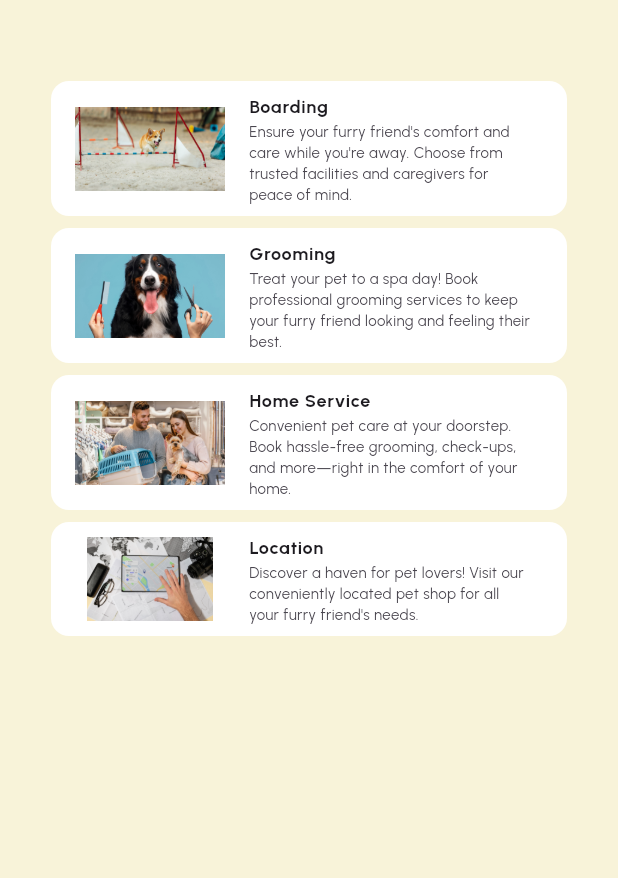
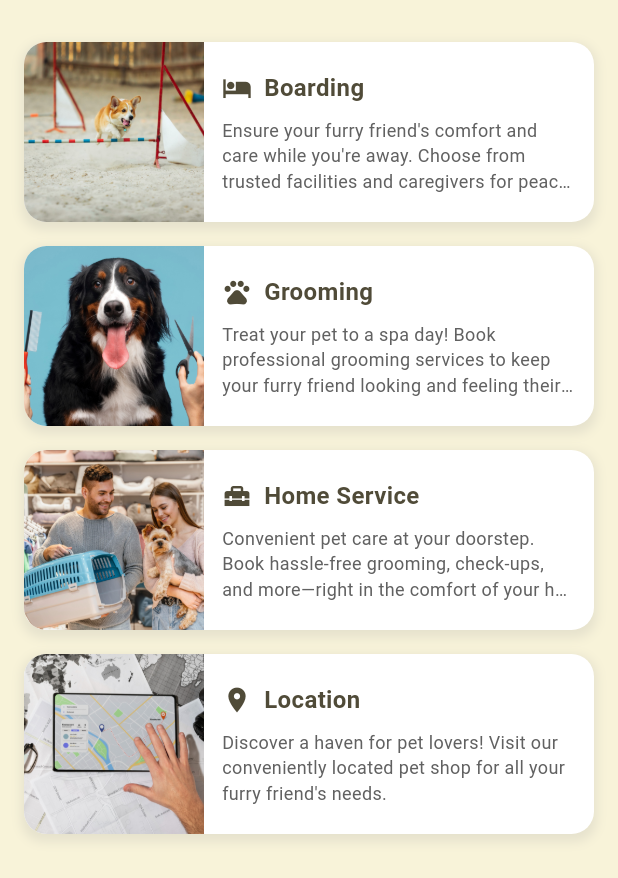
Before and after one commit to kloyaa/furcare_mobile, a Flutter app: the CustomerTabDashboard screen opened directly, on a phone screen of 412 x 824 dp. Shown: the top 878 px of the screen. Run offline on Flutter 3.47's test engine with Material 3 defaults, Android fonts, the light colour scheme and no system bars; our stand-ins replace dio, extended_masked_text, flutter_animate, flutter_staggered_animations, google_fonts, ionicons and 2 more; missing offline and left inert: maps_launcher; accounts and stored records are empty; network calls fail.

Commit message:
fix(screens): add ui animations

```diff
--- a/lib/main.dart
+++ b/lib/main.dart
@@ -9,6 +9,7 @@ import 'package:furcare_app/screens/customer/create_profile/create_new_pet.dart'
 import 'package:furcare_app/screens/customer/create_profile/create_pet_profile.dart';
 import 'package:furcare_app/screens/customer/create_profile/create_profile_1.dart';
 import 'package:furcare_app/screens/customer/create_profile/create_profile_2.dart';
+import 'package:furcare_app/screens/customer/customer_activity_log.dart';
 import 'package:furcare_app/screens/customer/customer_main.dart';
 import 'package:furcare_app/screens/customer/edit/edit_owner_profile.dart';
 import 'package:furcare_app/screens/customer/edit/edit_profile_step_1.dart';
@@ -48,6 +49,7 @@ class MyApp extends StatelessWidget {
           '/': (context) => const CustomerLogin(),
           // '/': (context) => const StaffLogin(),
           '/branches': (context) => const BranchesList(),
+          '/c/activity': (context) => const CustomerActivityLog(),
           '/c/main': (context) => const CustomerMain(),
           '/c/register': (context) => const CustomerRegister(),
           '/c/edit/profile/1': (context) => const EditProfileStep1(),
--- a/lib/screens/customer/tabs/dashboard.dart
+++ b/lib/screens/customer/tabs/dashboard.dart
@@ -1,4 +1,5 @@
 import 'package:flutter/material.dart';
+import 'package:flutter_staggered_animations/flutter_staggered_animations.dart';
 import 'package:furcare_app/utils/const/colors.dart';
 import 'package:google_fonts/google_fonts.dart';
 import 'package:maps_launcher/maps_launcher.dart';
@@ -11,142 +12,162 @@ class CustomerTabDashboard extends StatefulWidget {
 }
 
 class _CustomerTabDashboardState extends State<CustomerTabDashboard> {
+  // Dashboard service items
+  final List<Map<String, dynamic>> _serviceItems = [
+    {
+      'title': 'Boarding',
+      'subtitle':
+          "Ensure your furry friend's comfort and care while you're away. Choose from trusted facilities and caregivers for peace of mind.",
+      'image': 'assets/img_3.jpg',
+      'route': '/book/boarding',
+      'icon': Icons.hotel,
+    },
+    {
+      'title': 'Grooming',
+      'subtitle':
+          "Treat your pet to a spa day! Book professional grooming services to keep your furry friend looking and feeling their best.",
+      'image': 'assets/img_2.jpg',
+      'route': '/book/grooming',
+      'icon': Icons.pets,
+    },
+    {
+      'title': 'Home Service',
+      'subtitle':
+          "Convenient pet care at your doorstep. Book hassle-free grooming, check-ups, and more—right in the comfort of your home.",
+      'image': 'assets/img_4.jpg',
+      'route': '/book/transit',
+      'icon': Icons.home_repair_service,
+    },
+    {
+      'title': 'Location',
+      'subtitle':
+          "Discover a haven for pet lovers! Visit our conveniently located pet shop for all your furry friend's needs.",
+      'image': 'assets/img_1.jpg',
+      'action':
+          () => MapsLauncher.launchCoordinates(
+            8.475595321127928,
+            124.66306220357012,
+            'Furcare',
+          ),
+      'icon': Icons.location_on,
+    },
+  ];
+
   @override
   Widget build(BuildContext context) {
     return Scaffold(
       backgroundColor: AppColors.secondary,
-      body: Container(
-        margin: const EdgeInsets.symmetric(horizontal: 30.0, vertical: 50.0),
-        child: ListView(
+      body: SafeArea(
+        child: Column(
+          crossAxisAlignment: CrossAxisAlignment.start,
           children: [
-            GestureDetector(
-              onTap: () {
-                Navigator.pushNamed(context, '/book/boarding');
-              },
-              child: Card(
-                elevation: 0,
-                color: Colors.white,
-                child: ListTile(
-                  leading: Image.asset(
-                    'assets/img_3.jpg',
-                    width: 100,
-                    height: 100,
-                    fit: BoxFit.cover,
-                  ),
-                  title: Text(
-                    'Boarding',
-                    style: GoogleFonts.urbanist(
-                      fontSize: 12.0,
-                      fontWeight: FontWeight.bold,
-                    ),
-                  ),
-                  subtitle: Text(
-                    "Ensure your furry friend's comfort and care while you're away. Choose from trusted facilities and caregivers for peace of mind.",
-                    style: GoogleFonts.urbanist(
-                      fontSize: 10.0,
-                      fontWeight: FontWeight.w400,
-                    ),
-                  ),
-                  // Add any other content you want here
+            SizedBox(height: 20.0),
+            Expanded(
+              child: AnimationLimiter(
+                child: ListView.builder(
+                  padding: const EdgeInsets.symmetric(horizontal: 16.0),
+                  itemCount: _serviceItems.length,
+                  itemBuilder: (BuildContext context, int index) {
+                    return AnimationConfiguration.staggeredList(
+                      position: index,
+                      duration: const Duration(milliseconds: 500),
+                      child: SlideAnimation(
+                        verticalOffset: 50.0,
+                        child: FadeInAnimation(
+                          child: _buildServiceCard(
+                            context,
+                            _serviceItems[index],
                           ),
                         ),
                       ),
-            GestureDetector(
-              onTap: () {
-                Navigator.pushNamed(context, '/book/grooming');
+                    );
                   },
-              child: Card(
-                elevation: 0,
-                color: Colors.white,
-                child: ListTile(
-                  leading: Image.asset(
-                    'assets/img_2.jpg',
-                    width: 100,
-                    height: 100,
-                    fit: BoxFit.cover,
-                  ),
-                  title: Text(
-                    'Grooming',
-                    style: GoogleFonts.urbanist(
-                      fontSize: 12.0,
-                      fontWeight: FontWeight.bold,
-                    ),
-                  ),
-                  subtitle: Text(
-                    "Treat your pet to a spa day! Book professional grooming services to keep your furry friend looking and feeling their best.",
-                    style: GoogleFonts.urbanist(
-                      fontSize: 10.0,
-                      fontWeight: FontWeight.w400,
-                    ),
-                  ),
-                  // Add any other content you want here
                 ),
               ),
             ),
-            GestureDetector(
+          ],
+        ),
+      ),
+    );
+  }
+
+  Widget _buildServiceCard(BuildContext context, Map<String, dynamic> service) {
+    return GestureDetector(
       onTap: () {
-                Navigator.pushNamed(context, '/book/transit');
+        // Check if there's a specific route or action
+        if (service['route'] != null) {
+          Navigator.pushNamed(context, service['route']);
+        } else if (service['action'] != null) {
+          service['action']();
+        }
       },
-              child: Card(
-                elevation: 0,
+      child: Container(
+        margin: const EdgeInsets.symmetric(vertical: 8.0),
+        decoration: BoxDecoration(
           color: Colors.white,
-                child: ListTile(
-                  leading: Image.asset(
-                    'assets/img_4.jpg',
-                    width: 100,
-                    height: 100,
+          borderRadius: BorderRadius.circular(15.0),
+          boxShadow: [
+            BoxShadow(
+              color: Colors.grey.withOpacity(0.2),
+              spreadRadius: 2,
+              blurRadius: 5,
+              offset: const Offset(0, 3),
+            ),
+          ],
+        ),
+        child: Row(
+          children: [
+            // Image
+            ClipRRect(
+              borderRadius: const BorderRadius.only(
+                topLeft: Radius.circular(15.0),
+                bottomLeft: Radius.circular(15.0),
+              ),
+              child: Image.asset(
+                service['image'],
+                width: 120,
+                height: 120,
                 fit: BoxFit.cover,
               ),
-                  title: Text(
-                    'Home Service',
-                    style: GoogleFonts.urbanist(
-                      fontSize: 12.0,
+            ),
+
+            // Content
+            Expanded(
+              child: Padding(
+                padding: const EdgeInsets.all(12.0),
+                child: Column(
+                  crossAxisAlignment: CrossAxisAlignment.start,
+                  children: [
+                    Row(
+                      children: [
+                        Icon(
+                          service['icon'],
+                          color: AppColors.primary,
+                          size: 20,
+                        ),
+                        const SizedBox(width: 8),
+                        Text(
+                          service['title'],
+                          style: GoogleFonts.roboto(
+                            fontSize: 16.0,
                             fontWeight: FontWeight.bold,
+                            color: AppColors.primary,
                           ),
                         ),
-                  subtitle: Text(
-                    "Convenient pet care at your doorstep. Book hassle-free grooming, check-ups, and more—right in the comfort of your home.",
-                    style: GoogleFonts.urbanist(
-                      fontSize: 10.0,
+                      ],
+                    ),
+                    const SizedBox(height: 8),
+                    Text(
+                      service['subtitle'],
+                      style: GoogleFonts.roboto(
+                        fontSize: 12.0,
                         fontWeight: FontWeight.w400,
+                        color: Colors.grey[700],
                       ),
+                      maxLines: 3,
+                      overflow: TextOverflow.ellipsis,
                     ),
-                  // Add any other content you want here
-                ),
-              ),
-            ),
-            GestureDetector(
-              onTap: () async {
-                MapsLauncher.launchCoordinates(
-                  8.475595321127928,
-                  124.66306220357012,
-                  'Furcare',
-                );
-              },
-              child: Card(
-                elevation: 0,
-                color: Colors.white,
-                child: ListTile(
-                  leading: Image.asset(
-                    'assets/img_1.jpg',
-                    width: 100,
-                    height: 100,
-                  ),
-                  title: Text(
-                    'Location',
-                    style: GoogleFonts.urbanist(
-                      fontSize: 12.0,
-                      fontWeight: FontWeight.bold,
-                    ),
-                  ),
-                  subtitle: Text(
-                    "Discover a haven for pet lovers! Visit our conveniently located pet shop for all your furry friend's needs.",
-                    style: GoogleFonts.urbanist(
-                      fontSize: 10.0,
-                      fontWeight: FontWeight.w400,
-                    ),
-                  ),
-                  // Add any other content you want here
+                  ],
                 ),
               ),
             ),
--- a/pubspec.yaml
+++ b/pubspec.yaml
@@ -46,6 +46,7 @@ dependencies:
   intl: ^0.20.2
   url_launcher: ^6.3.1
   flutter_animate: ^4.5.2
+  flutter_staggered_animations: ^1.1.1
 
 dev_dependencies:
   flutter_test:
```
Also changed, not shown: lib/screens/customer/customer_activity_log.dart (added, +221 -0 lines), pubspec.lock. Lines whose indentation alone changed are shown as unchanged.
